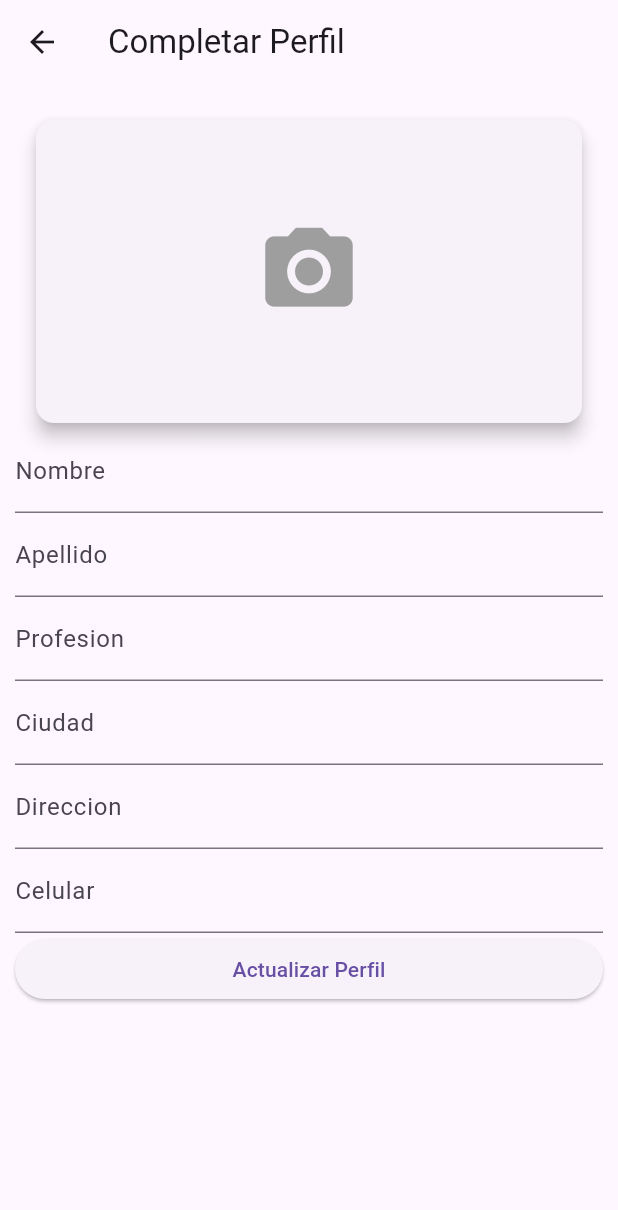
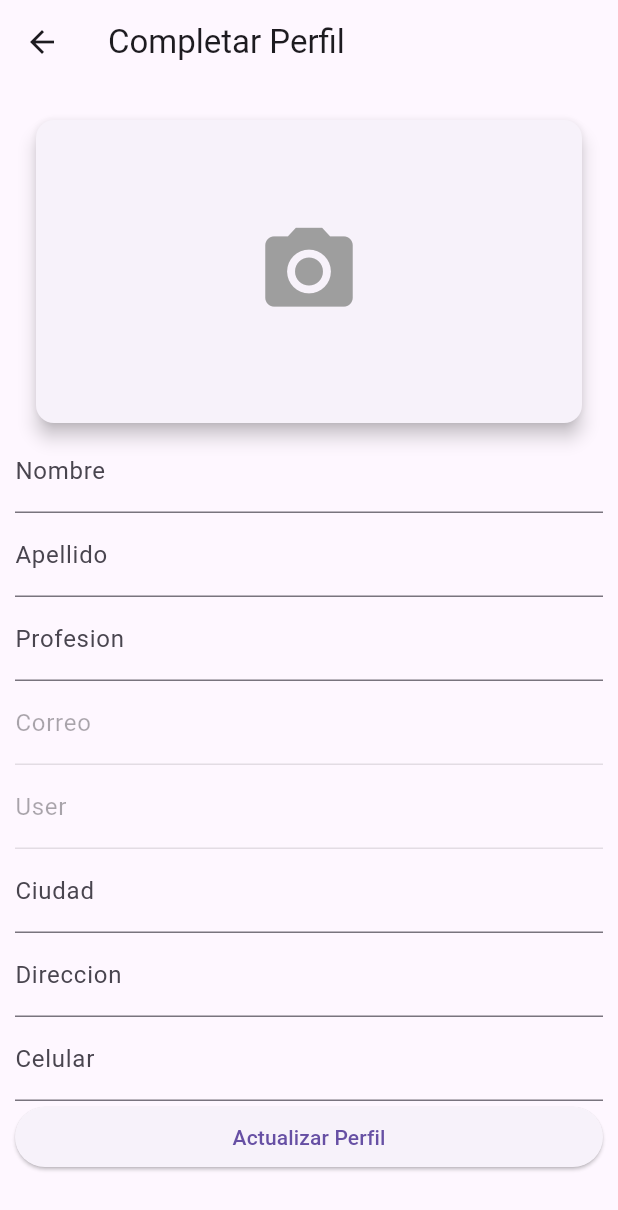
Before and after one commit to luisDSotoE/proyecto_pensionado, a Flutter app: the Perfil screen opened by its route, on a phone screen of 412 x 824 dp. Shown: the top 1210 px of the screen. Run offline on Flutter 3.47's test engine with Material 2 defaults, Android fonts, the phone set to English and light mode, and no system bars; our stand-ins replace cloud_firestore, firebase_auth, firebase_core, firebase_storage, get, get_storage and 4 more; accounts and stored records are empty; network calls fail.

```diff
--- a/lib/data/services/habitacionServices.dart
+++ b/lib/data/services/habitacionServices.dart
@@ -100,4 +100,10 @@ class HabitacionServices {
  static Future<void> eliminarHabitacion(String id) async {
     await _db.collection('habitaciones').doc(id).delete().catchError((e) {});
   }
+
+  Future<String> obtenerDireccionDesdeFirestore() async {
+  DocumentSnapshot snapshot = await FirebaseFirestore.instance.collection('direcciones').doc('mi_direccion').get();
+  String direccion = snapshot.get('direccion');
+  return direccion;
 }
+}
--- a/lib/domain/controllers/controluser.dart
+++ b/lib/domain/controllers/controluser.dart
@@ -3,6 +3,7 @@ import 'package:firebase_auth/firebase_auth.dart';
 import 'package:get/get.dart';
 import 'package:get_storage/get_storage.dart';
 import 'package:proyecto_pension2/data/services/peticionUser.dart';
+import 'package:proyecto_pension2/data/services/peticionperfil.dart';
 
 class ControlUserAuth extends GetxController {
   final _response = Rxn();
@@ -11,6 +12,8 @@ class ControlUserAuth extends GetxController {
   final _mensaje = "".obs;
   final Rxn<String> _nombre = Rxn<String>();
   final Rxn<String> _fotoPerfil = Rxn<String>();
+  final Rxn<String> _rol = Rxn<String>();
+  final Rxn<String> _email = Rxn<String>();
 
   final Rxn<UserCredential> _usuario = Rxn<UserCredential>();
 
@@ -54,6 +57,20 @@ class ControlUserAuth extends GetxController {
     print(_emailLocal.value);
   }
 
+  // Future<void> cargarNombreYFoto() async {
+  //   final userId = _usuario.value?.user?.uid;
+  //   if (userId != null) {
+  //     final userDoc = await FirebaseFirestore.instance
+  //         .collection('perfiles')
+  //         .doc(userId)
+  //         .get();
+  //     if (userDoc.exists) {
+  //       final data = userDoc.data() as Map<String, dynamic>;
+  //       _nombre.value = data['nombre'];
+  //       _fotoPerfil.value = data['foto'];
+  //     }
+  //   }
+  // }
   Future<void> cargarNombreYFoto() async {
     final userId = _usuario.value?.user?.uid;
     if (userId != null) {
@@ -63,19 +80,24 @@ class ControlUserAuth extends GetxController {
           .get();
       if (userDoc.exists) {
         final data = userDoc.data() as Map<String, dynamic>;
-        _nombre.value = data['nombre'] as String;
-        _fotoPerfil.value = data['foto'] as String;
+        _nombre.value = data['nombre'];
+        _email.value = data['correo'];
+        _fotoPerfil.value = data['foto'];
+        _rol.value = data['user'];
       }
     }
   }
 
   String? get nombre => _nombre.value;
   String? get fotoPerfil => _fotoPerfil.value;
+  String? get rol => _rol.value;
+  String? get email => _email.value;
 
   dynamic get passwdLocal => _passwdLocal.value;
   dynamic get emailLocal => _emailLocal.value;
   dynamic get estadoUser => _response.value;
   String get mensajesUser => _mensaje.value;
+
   UserCredential? get userValido => _usuario.value;
 
   Future<void> cerrarSesion() async {
@@ -84,4 +106,12 @@ class ControlUserAuth extends GetxController {
     GetStorage().remove('email');
     GetStorage().remove('passwd');
   }
+
+  Future<void> consultarUsuario(String uid) async {
+    try {
+      final listaUsuarios = await Peticiones.listauser(uid);
+    } catch (e) {
+      print('Error al consultar el usuario: $e');
+    }
+  }
 }
--- a/lib/domain/controllers/habitacion_controller.dart
+++ b/lib/domain/controllers/habitacion_controller.dart
@@ -1,5 +1,4 @@
 import 'package:get/get.dart';
-import 'package:get_storage/get_storage.dart';
 import 'package:proyecto_pension2/data/services/habitacionServices.dart';
 import 'package:proyecto_pension2/domain/models/habitacion.dart';
 
--- /dev/null
+++ b/lib/domain/models/user.dart
@@ -0,0 +1,32 @@
+class UserData {
+  String id;
+  String nombre;
+  String cedula;
+  String telefono;
+  String correo;
+
+  UserData(
+      {required this.id,
+      required this.nombre,
+      required this.cedula,
+      required this.telefono,
+      required this.correo});
+
+  // Constructor adicional para crear una instancia desde un mapa
+  UserData.fromMap(String id, Map<String, dynamic> map)
+      : id = id,
+        nombre = map['nombre'],
+        cedula = map['edad'],
+        telefono = map['telefono'],
+        correo = map['correo'];
+
+  // Método para convertir la instancia a un mapa
+  Map<String, dynamic> toMap() {
+    return {
+      'nombre': nombre,
+      'cedula': cedula,
+      'telefono': telefono,
+      'correo': correo,
+    };
+  }
+}
--- a/lib/main.dart
+++ b/lib/main.dart
@@ -9,8 +9,8 @@ import 'package:proyecto_pension2/ui/app.dart';
 void main() async {
   WidgetsFlutterBinding.ensureInitialized();
   await Firebase.initializeApp();
+  Get.put(ControlUserAuth());
+  Get.put(ControlUserPerfil());
   Get.put(HabitacionController());
-  Get.put(ControlUserPerfil());
-  Get.put(ControlUserAuth());
-  runApp(const Myapp());
+  runApp( Myapp());
 }
--- a/lib/ui/app.dart
+++ b/lib/ui/app.dart
@@ -1,5 +1,6 @@
 import 'package:flutter/material.dart';
 import 'package:get/get.dart';
+import 'package:proyecto_pension2/domain/controllers/habitacion_controller.dart';
 import 'package:proyecto_pension2/ui/pages/Home/Homepage.dart';
 import 'package:proyecto_pension2/ui/pages/Home/perfil.dart';
 import 'package:proyecto_pension2/ui/pages/Login/iniciosesion.dart';
@@ -8,10 +9,13 @@ import 'package:proyecto_pension2/ui/pages/habitacion/agregarhabitacion.dart';
 import 'package:proyecto_pension2/ui/pages/habitacion/listarHabitaciones.dart';
 
 class Myapp extends StatelessWidget {
-  const Myapp({super.key});
+
+   Myapp({super.key});
 
   @override
   Widget build(BuildContext context) {
+      HabitacionController hc = Get.find();
+    hc.consultarHabitaciones();
     return GetMaterialApp(
       debugShowCheckedModeBanner: false,
       theme: ThemeData(useMaterial3: true),
@@ -22,7 +26,8 @@ class Myapp extends StatelessWidget {
         "/login": (context) => LoginPage(),
         '/editarhabitacion': (context) => const Editaragregarhabiatcion(),
         '/listarhabitaciones': (context) => const ListarHabitaciones(),
-        '/perfil': (context) => const Perfil()
+        // '/detallehabitacion': (context) => DetalleHabitacionScreen(servicio: hc.los),
+        '/perfil': (context) => const Perfil(),
       },
     );
   }
--- a/lib/ui/pages/Home/homeHabitacion.dart
+++ b/lib/ui/pages/Home/homeHabitacion.dart
@@ -1,7 +1,6 @@
 import 'package:flutter/material.dart';
 import 'package:get/get.dart';
 import 'package:proyecto_pension2/domain/controllers/habitacion_controller.dart';
-import 'package:proyecto_pension2/domain/models/habitacion.dart';
 import 'package:proyecto_pension2/ui/pages/Widgets/VerFotosHabitaciones.dart';
 import 'package:proyecto_pension2/ui/pages/habitacion/detallehabitacion.dart';
 import 'package:proyecto_pension2/ui/pages/Home/homeBuscador.dart';
@@ -46,6 +45,7 @@ class Habitaciones extends StatelessWidget {
   }
 }
 
+// ignore: must_be_immutable
 class ListHabitaciones extends StatelessWidget {
   ListHabitaciones({super.key, required this.hc});
 
--- a/lib/ui/pages/Home/perfil.dart
+++ b/lib/ui/pages/Home/perfil.dart
@@ -16,6 +16,8 @@ class _PerfilState extends State<Perfil> {
   final controlNombre = TextEditingController();
   final controlApellido = TextEditingController();
   final controlProfesion = TextEditingController();
+  final controlCorreo = TextEditingController();
+  final controlUser = TextEditingController();
   final controlCiudad = TextEditingController();
   final controlDireccion = TextEditingController();
   final controlCelular = TextEditingController();
@@ -58,6 +60,8 @@ class _PerfilState extends State<Perfil> {
       controlNombre.text = perfil!['nombre'] ?? '';
       controlApellido.text = perfil!['apellido'] ?? '';
       controlProfesion.text = perfil!['profesion'] ?? '';
+      controlCorreo.text = perfil!['correo'] ?? '';
+      controlUser.text = perfil!['user'] ?? '';
       controlCiudad.text = perfil!['ciudad'] ?? '';
       controlDireccion.text = perfil!['direccion'] ?? '';
       controlCelular.text = perfil!['telefono'] ?? '';
@@ -83,6 +87,8 @@ class _PerfilState extends State<Perfil> {
         'nombre': controlNombre.text,
         'apellido': controlApellido.text,
         'profesion': controlProfesion.text,
+        'correo': controlCorreo.text,
+        'user': controlUser.text,
         'ciudad': controlCiudad.text,
         'direccion': controlDireccion.text,
         'telefono': controlCelular.text,
@@ -134,6 +140,20 @@ class _PerfilState extends State<Perfil> {
               TextField(
                 controller: controlProfesion,
                 decoration: const InputDecoration(labelText: "Profesion"),
+              ),
+              TextField(
+                controller: controlCorreo,
+                decoration: const InputDecoration(
+                  labelText: "Correo",
+                ),
+                enabled: false,
+                style: const TextStyle(color: Colors.black),
+              ),
+              TextField(
+                controller: controlUser,
+                decoration: const InputDecoration(labelText: "User"),
+                enabled: false,
+                style: const TextStyle(color: Colors.black),
               ),
               TextField(
                 controller: controlCiudad,
--- a/lib/ui/pages/Login/iniciosesion.dart
+++ b/lib/ui/pages/Login/iniciosesion.dart
@@ -72,6 +72,7 @@ class LoginPage extends StatelessWidget {
                         );
                       } else {
                         Get.offAllNamed('/home');
+
                       }
                     });
                   },
--- a/lib/ui/pages/habitacion/listarHabitaciones.dart
+++ b/lib/ui/pages/habitacion/listarHabitaciones.dart
@@ -62,7 +62,8 @@ class ListarHabitaciones extends StatelessWidget {
                             ),
                             Align(
                               alignment: Alignment.centerLeft,
-                              child: Text(DescripcionRecortada(sc.listahab![posicion].descripcion)),
+                              child: Text(DescripcionRecortada(
+                                  sc.listahab![posicion].descripcion)),
                             ),
                             Align(
                               alignment: Alignment.centerLeft,
```
Also changed, not shown: lib/data/services/peticionperfil.dart (+13 -3 lines), lib/ui/pages/Home/homepage.dart (+142 -58 lines), lib/ui/pages/Login/reg_u_normal.dart (+41 -47 lines), lib/ui/pages/habitacion/agregarhabitacion.dart (+13 -8 lines), lib/ui/pages/habitacion/detallehabitacion.dart (+85 -30 lines), pubspec.yaml (+7 -2 lines), lib/ui/pages/habitacion/mapa_web.dart (added), pubspec.lock, 4 other files.
